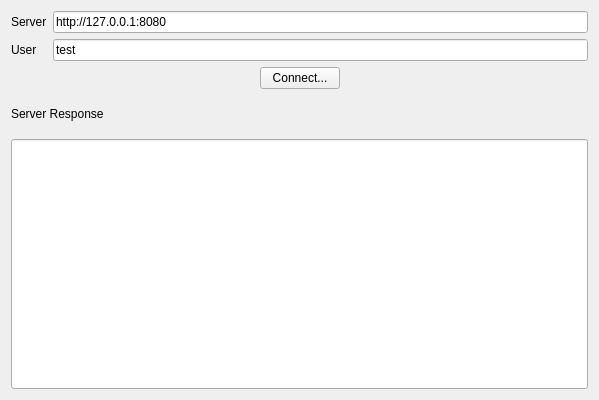
Old version of the form CommunciationClient/mainwindow.ui in the repository diegowald/upw7054979.
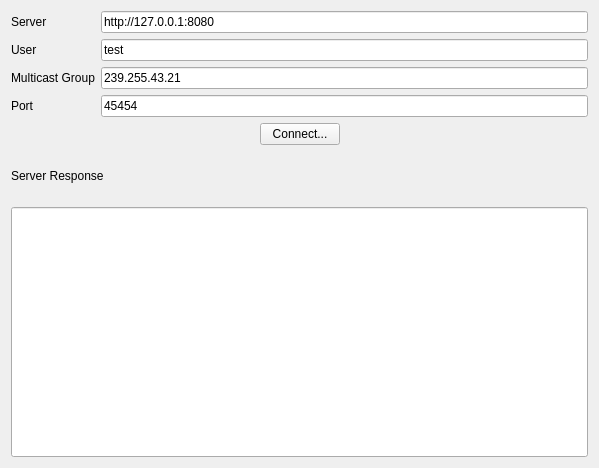
New version of the form.

Commit message: Creating portChecker app.

What changed in the file:
```diff
--- a/CommunciationClient/mainwindow.ui
+++ b/CommunciationClient/mainwindow.ui
@@ -7,7 +7,7 @@
     <x>0</x>
     <y>0</y>
     <width>599</width>
-    <height>400</height>
+    <height>468</height>
    </rect>
   </property>
   <property name="windowTitle">
@@ -45,6 +45,34 @@
         </property>
        </widget>
       </item>
+      <item row="2" column="0">
+       <widget class="QLabel" name="label_4">
+        <property name="text">
+         <string>Multicast Group</string>
+        </property>
+       </widget>
+      </item>
+      <item row="2" column="1">
+       <widget class="QLineEdit" name="txtMulticast">
+        <property name="text">
+         <string>239.255.43.21</string>
+        </property>
+       </widget>
+      </item>
+      <item row="3" column="0">
+       <widget class="QLabel" name="label_5">
+        <property name="text">
+         <string>Port</string>
+        </property>
+       </widget>
+      </item>
+      <item row="3" column="1">
+       <widget class="QLineEdit" name="txtPOrt">
+        <property name="text">
+         <string>45454</string>
+        </property>
+       </widget>
+      </item>
      </layout>
     </item>
     <item>
```
Left out of the diff: 8 changed lines with no effect on the pictures. The commit also changes 13 other files.
